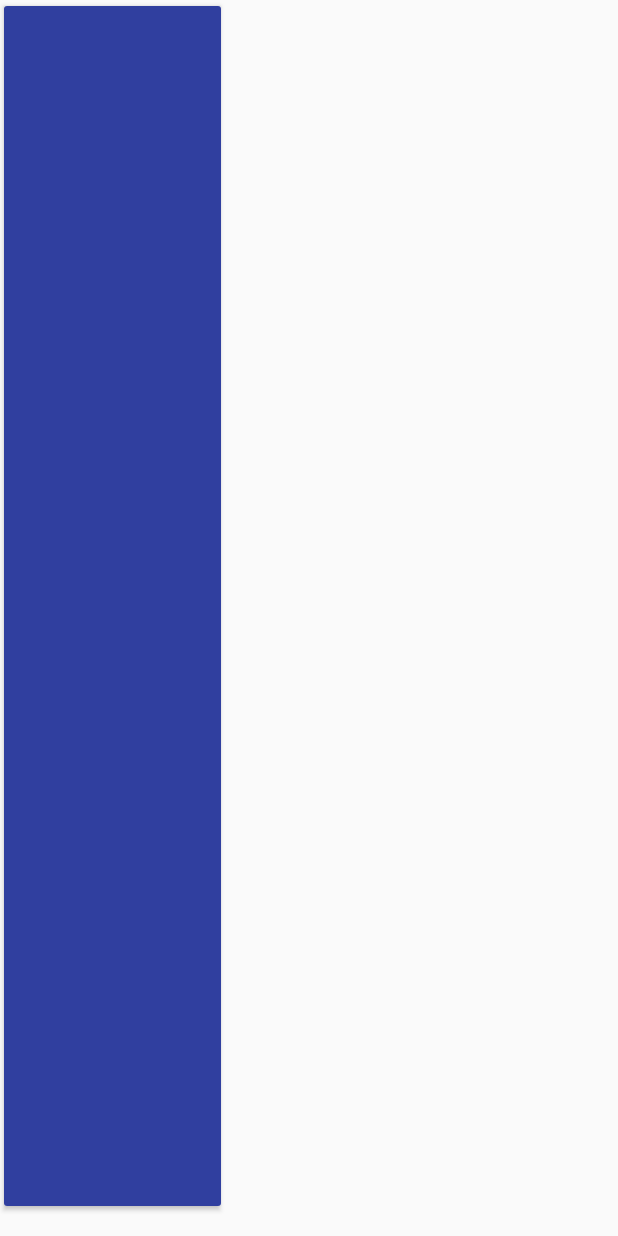
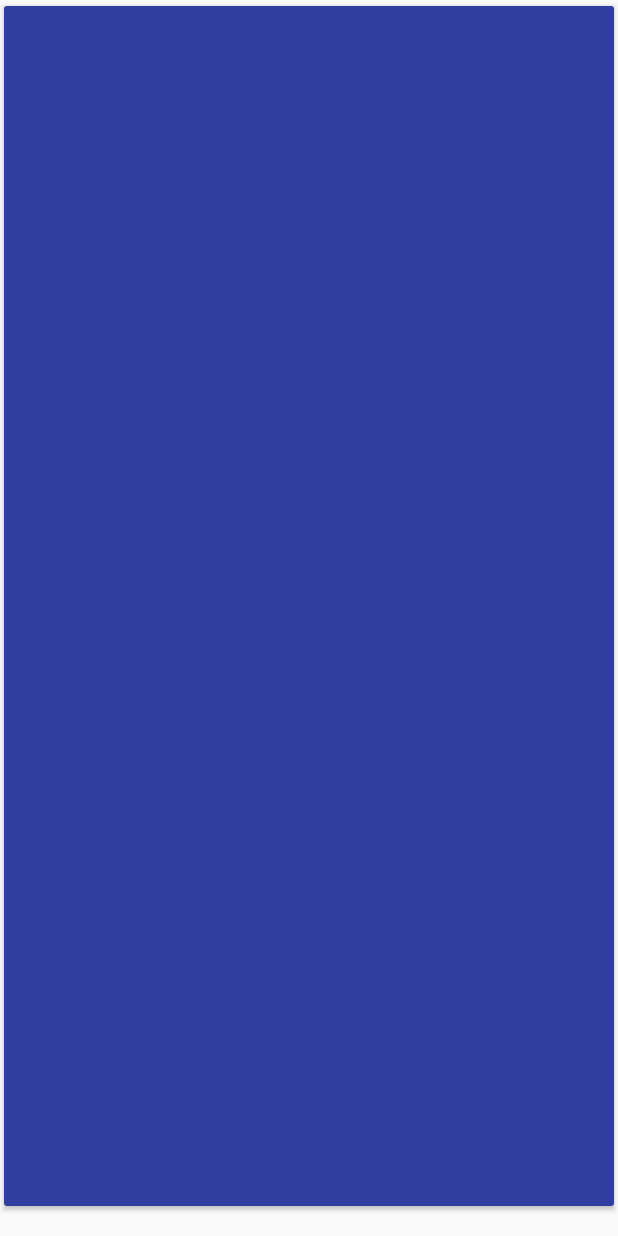
Before and after one commit to IsabelPalomar/android-nyt-search, an Android app: the layout article_row.xml on its own in the app's theme, with its tools: preview values and no code run, on a phone screen of 412 x 824 dp. Run offline under Robolectric (Android 15) with nearby library versions, the phone set to English and light mode, and no system bars.

```diff
--- a/app/src/main/res/layout/article_row.xml
+++ b/app/src/main/res/layout/article_row.xml
@@ -1,8 +1,8 @@
 <?xml version="1.0" encoding="utf-8"?>
 <android.support.v7.widget.CardView xmlns:android="http://schemas.android.com/apk/res/android"
     xmlns:card_view="http://schemas.android.com/apk/res-auto"
-    android:id="@+id/event_card_view"
-    android:layout_width="150dp"
+    android:id="@+id/cvArticle"
+    android:layout_width="wrap_content"
     android:layout_height="wrap_content"
     android:layout_marginBottom="16dp"
     card_view:cardUseCompatPadding="true">
@@ -13,7 +13,7 @@
 
         <ImageView
             android:id="@+id/ivThumbnail"
-            android:layout_width="wrap_content"
+            android:layout_width="match_parent"
             android:layout_height="wrap_content"
             android:scaleType="centerCrop"/>
 
```
Also changed, not shown: app/src/main/java/io/androidblog/nytimessearch/SearchActivity.java (+13 -3 lines), app/src/main/java/io/androidblog/nytimessearch/adapters/ArticleRecyclerViewAdapter.java (+16 -2 lines), app/src/main/java/io/androidblog/nytimessearch/models/Article.java (+12 -1 lines).
